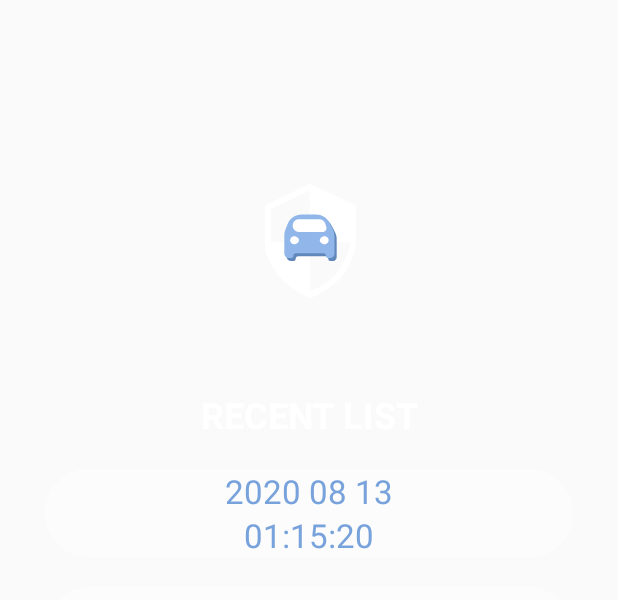
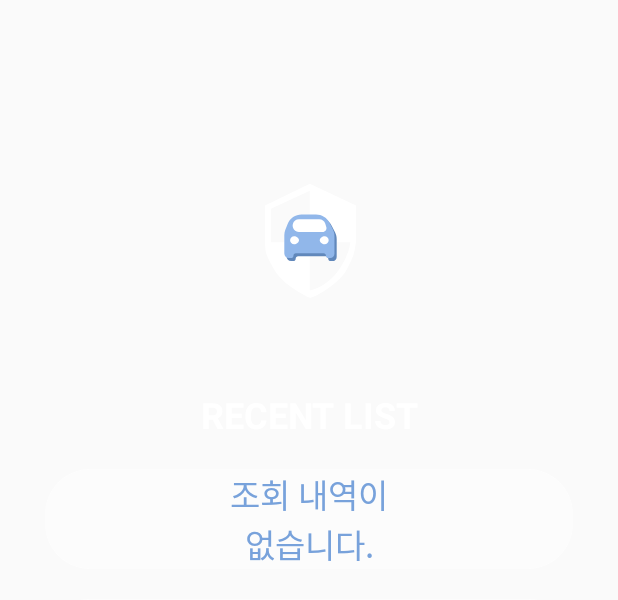
Before and after one commit to sdoaolo/FindWitness, an Android app: the layout fragment_main_chat.xml on its own in the app's theme, with its tools: preview values and no code run, on a phone screen of 412 x 824 dp. Shown: the top 600 px of the screen. Run offline under Robolectric (Android 15) with nearby library versions, the phone set to English and light mode, and no system bars.

```diff
--- a/app/src/main/java/com/example/findwitness/Chat/ChatActivity.java
+++ b/app/src/main/java/com/example/findwitness/Chat/ChatActivity.java
@@ -15,6 +15,7 @@ package com.example.findwitness.Chat;
         내가 보낸 메시지를 서버가 받고 내가 보내고 싶은 사람한테 뿌려준다.
 * */
 
+import android.content.Intent;
 import android.database.Cursor;
 import android.database.sqlite.SQLiteDatabase;
 import android.os.Bundle;
--- a/app/src/main/res/layout/fragment_main_chat.xml
+++ b/app/src/main/res/layout/fragment_main_chat.xml
@@ -41,7 +41,7 @@
             android:id="@+id/recent_list_date"
             android:layout_width="match_parent"
             android:layout_height="wrap_content"
-            android:text="2020 08 13"
+            android:text="조회 내역이"
             android:textSize="22dp"
             android:textColor="#78A2DB"
             android:gravity="center"/>
@@ -51,7 +51,7 @@
             android:id="@+id/recent_list_time"
             android:layout_width="match_parent"
             android:layout_height="wrap_content"
-            android:text="01:15:20"
+            android:text="없습니다."
             android:textSize="22dp"
             android:textColor="#78A2DB"
             android:gravity="center"/>
```
Also changed, not shown: app/src/main/java/com/example/findwitness/MainChatFragment.java (+14 -1 lines), app/src/main/java/com/example/findwitness/MainSearchFragment.java (+6 -5 lines).
